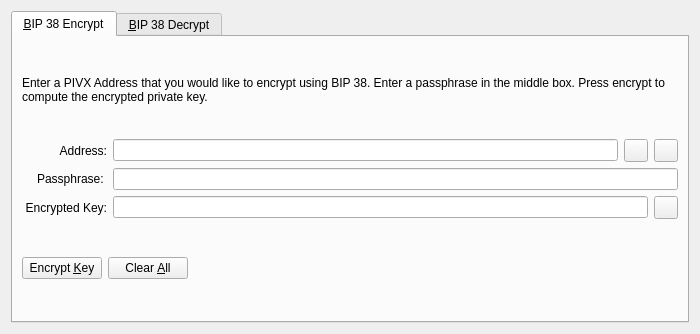
Above: src/qt/forms/bip38tooldialog.ui from ComputerCraftr/simplicity-new before the change. Below: the same form after it.
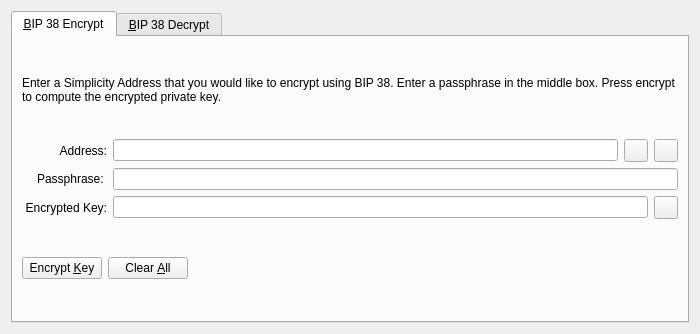
That is the form after the change. The open tabs and pages were chosen to show the change. Icons and pictures are not drawn. Custom widgets are drawn as their Qt base class.

The edit to the form file:
```diff
--- a/src/qt/forms/bip38tooldialog.ui
+++ b/src/qt/forms/bip38tooldialog.ui
@@ -30,7 +30,7 @@
        <item>
         <widget class="QLabel" name="infoLabel_ENC">
          <property name="text">
-          <string>Enter a PIVX Address that you would like to encrypt using BIP 38. Enter a passphrase in the middle box. Press encrypt to compute the encrypted private key.</string>
+          <string>Enter a Simplicity Address that you would like to encrypt using BIP 38. Enter a passphrase in the middle box. Press encrypt to compute the encrypted private key.</string>
          </property>
          <property name="textFormat">
           <enum>Qt::PlainText</enum>
```
Left out of the diff: 22 changed lines with no effect on the pictures.
